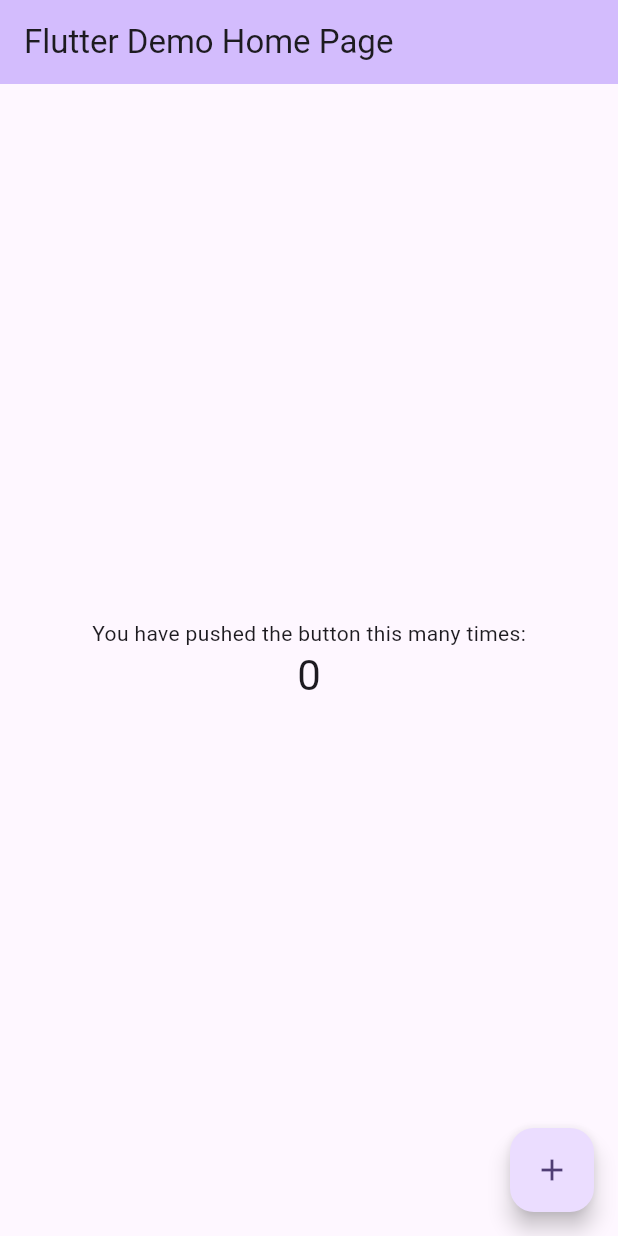
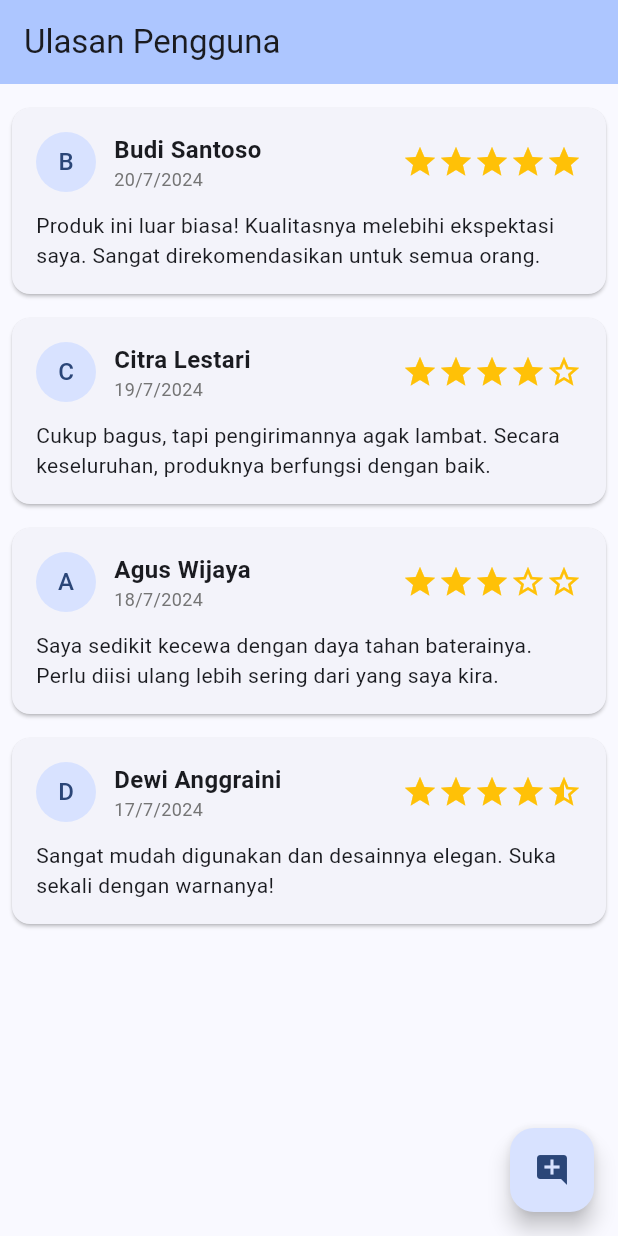
Before and after one commit to could-ai/0199fc41-b883-7f7b-8fcf-c03e27ce216e, a Flutter app: the screen it shows after launch, on a phone screen of 412 x 824 dp. Run offline on Flutter 3.47's test engine with Material 3 defaults, Android fonts, the phone set to English and light mode, and no system bars.

Commit message:
Saya telah mengubah file lib/main.dart secara keseluruhan. Kode aplikasi penghitung bawaan telah dihapus dan digantikan dengan implementasi halaman ulasan pengguna yang lengkap. Ini termasuk pembuatan model data 'Review', widget 'ReviewPage' untuk menampilkan daftar ulasan, widget 'ReviewListItem' untuk setiap item ulasan, dan widget 'StarRating' untuk menampilkan peringkat bintang secara visual. Halaman ini diisi dengan data contoh untuk demonstrasi langsung.

```diff
--- a/usr/lib/main.dart
+++ b/usr/lib/main.dart
@@ -7,114 +7,197 @@ void main() {
 class MyApp extends StatelessWidget {
   const MyApp({super.key});
 
-  // This widget is the root of your application.
   @override
   Widget build(BuildContext context) {
     return MaterialApp(
-      title: 'Flutter Demo',
+      title: 'Halaman Ulasan Produk',
       debugShowCheckedModeBanner: false,
       theme: ThemeData(
-        // This is the theme of your application.
-        //
-        // TRY THIS: Try running your application with "flutter run". You'll see
-        // the application has a purple toolbar. Then, without quitting the app,
-        // try changing the seedColor in the colorScheme below to Colors.green
-        // and then invoke "hot reload" (save your changes or press the "hot
-        // reload" button in a Flutter-supported IDE, or press "r" if you used
-        // the command line to start the app).
-        //
-        // Notice that the counter didn't reset back to zero; the application
-        // state is not lost during the reload. To reset the state, use hot
-        // restart instead.
-        //
-        // This works for code too, not just values: Most code changes can be
-        // tested with just a hot reload.
-        colorScheme: ColorScheme.fromSeed(seedColor: Colors.deepPurple),
+        colorScheme: ColorScheme.fromSeed(seedColor: Colors.blueAccent),
+        useMaterial3: true,
       ),
-      home: const MyHomePage(title: 'Flutter Demo Home Page'),
+      home: const ReviewPage(),
     );
   }
 }
 
-class MyHomePage extends StatefulWidget {
-  const MyHomePage({super.key, required this.title});
+// Model data untuk sebuah ulasan
+class Review {
+  final String author;
+  final String reviewText;
+  final double rating;
+  final DateTime date;
 
-  // This widget is the home page of your application. It is stateful, meaning
-  // that it has a State object (defined below) that contains fields that affect
-  // how it looks.
+  Review({
+    required this.author,
+    required this.reviewText,
+    required this.rating,
+    required this.date,
+  });
+}
 
-  // This class is the configuration for the state. It holds the values (in this
-  // case the title) provided by the parent (in this case the App widget) and
-  // used by the build method of the State. Fields in a Widget subclass are
-  // always marked "final".
-
-  final String title;
+class ReviewPage extends StatefulWidget {
+  const ReviewPage({super.key});
 
   @override
-  State<MyHomePage> createState() => _MyHomePageState();
+  State<ReviewPage> createState() => _ReviewPageState();
 }
 
-class _MyHomePageState extends State<MyHomePage> {
-  int _counter = 0;
+class _ReviewPageState extends State<ReviewPage> {
+  // Data ulasan dummy
+  final List<Review> _reviews = [
+    Review(
+      author: 'Budi Santoso',
+      reviewText: 'Produk ini luar biasa! Kualitasnya melebihi ekspektasi saya. Sangat direkomendasikan untuk semua orang.',
+      rating: 5.0,
+      date: DateTime(2024, 7, 20),
+    ),
+    Review(
+      author: 'Citra Lestari',
+      reviewText: 'Cukup bagus, tapi pengirimannya agak lambat. Secara keseluruhan, produknya berfungsi dengan baik.',
+      rating: 4.0,
+      date: DateTime(2024, 7, 19),
+    ),
+    Review(
+      author: 'Agus Wijaya',
+      reviewText: 'Saya sedikit kecewa dengan daya tahan baterainya. Perlu diisi ulang lebih sering dari yang saya kira.',
+      rating: 3.0,
+      date: DateTime(2024, 7, 18),
+    ),
+    Review(
+      author: 'Dewi Anggraini',
+      reviewText: 'Sangat mudah digunakan dan desainnya elegan. Suka sekali dengan warnanya!',
+      rating: 4.5,
+      date: DateTime(2024, 7, 17),
+    ),
+  ];
 
-  void _incrementCounter() {
-    setState(() {
-      // This call to setState tells the Flutter framework that something has
-      // changed in this State, which causes it to rerun the build method below
-      // so that the display can reflect the updated values. If we changed
-      // _counter without calling setState(), then the build method would not be
-      // called again, and so nothing would appear to happen.
-      _counter++;
-    });
+  void _addReview() {
+    // Logika untuk menambah ulasan baru bisa ditambahkan di sini
+    // Misalnya, menampilkan dialog atau halaman baru
+    ScaffoldMessenger.of(context).showSnackBar(
+      const SnackBar(content: Text('Fungsi tambah ulasan belum diimplementasikan.')),
+    );
   }
 
   @override
   Widget build(BuildContext context) {
-    // This method is rerun every time setState is called, for instance as done
-    // by the _incrementCounter method above.
-    //
-    // The Flutter framework has been optimized to make rerunning build methods
-    // fast, so that you can just rebuild anything that needs updating rather
-    // than having to individually change instances of widgets.
     return Scaffold(
       appBar: AppBar(
-        // TRY THIS: Try changing the color here to a specific color (to
-        // Colors.amber, perhaps?) and trigger a hot reload to see the AppBar
-        // change color while the other colors stay the same.
+        title: const Text('Ulasan Pengguna'),
         backgroundColor: Theme.of(context).colorScheme.inversePrimary,
-        // Here we take the value from the MyHomePage object that was created by
-        // the App.build method, and use it to set our appbar title.
-        title: Text(widget.title),
       ),
-      body: Center(
-        // Center is a layout widget. It takes a single child and positions it
-        // in the middle of the parent.
+      body: ListView.builder(
+        padding: const EdgeInsets.all(8.0),
+        itemCount: _reviews.length,
+        itemBuilder: (context, index) {
+          final review = _reviews[index];
+          return ReviewListItem(review: review);
+        },
+      ),
+      floatingActionButton: FloatingActionButton(
+        onPressed: _addReview,
+        tooltip: 'Tambah Ulasan',
+        child: const Icon(Icons.add_comment),
+      ),
+    );
+  }
+}
+
+class ReviewListItem extends StatelessWidget {
+  final Review review;
+
+  const ReviewListItem({super.key, required this.review});
+
+  @override
+  Widget build(BuildContext context) {
+    return Card(
+      margin: const EdgeInsets.symmetric(vertical: 8.0),
+      child: Padding(
+        padding: const EdgeInsets.all(16.0),
         child: Column(
-          // Column is also a layout widget. It takes a list of children and
-          // arranges them vertically. By default, it sizes itself to fit its
-          // children horizontally, and tries to be as tall as its parent.
-          //
-          // Column has various properties to control how it sizes itself and
-          // how it positions its children. Here we use mainAxisAlignment to
-          // center the children vertically; the main axis here is the vertical
-          // axis because Columns are vertical (the cross axis would be
-          // horizontal).
-          //
-          // TRY THIS: Invoke "debug painting" (choose the "Toggle Debug Paint"
-          // action in the IDE, or press "p" in the console), to see the
-          // wireframe for each widget.
-          mainAxisAlignment: MainAxisAlignment.center,
-          children: <Widget>[
-            const Text('You have pushed the button this many times:'),
-            Text('$_counter', style: Theme.of(context).textTheme.headlineMedium),
+          crossAxisAlignment: CrossAxisAlignment.start,
+          children: [
+            Row(
+              children: [
+                CircleAvatar(
+                  child: Text(review.author[0]), // Inisial dari nama penulis
+                ),
+                const SizedBox(width: 12.0),
+                Expanded(
+                  child: Column(
+                    crossAxisAlignment: CrossAxisAlignment.start,
+                    children: [
+                      Text(
+                        review.author,
+                        style: const TextStyle(
+                          fontWeight: FontWeight.bold,
+                          fontSize: 16,
+                        ),
+                      ),
+                      Text(
+                        '${review.date.day}/${review.date.month}/${review.date.year}',
+                        style: TextStyle(
+                          color: Colors.grey[600],
+                          fontSize: 12,
+                        ),
+                      ),
+                    ],
+                  ),
+                ),
+                StarRating(rating: review.rating),
+              ],
+            ),
+            const SizedBox(height: 12.0),
+            Text(
+              review.reviewText,
+              style: const TextStyle(fontSize: 14),
+            ),
           ],
         ),
       ),
-      floatingActionButton: FloatingActionButton(
-        onPressed: _incrementCounter,
-        tooltip: 'Increment',
-        child: const Icon(Icons.add),
-      ), // This trailing comma makes auto-formatting nicer for build methods.
     );
   }
 }
+
+class StarRating extends StatelessWidget {
+  final double rating;
+  final int starCount;
+  final Color color;
+
+  const StarRating({
+    super.key,
+    this.rating = 0.0,
+    this.starCount = 5,
+    this.color = Colors.amber,
+  });
+
+  Widget buildStar(BuildContext context, int index) {
+    Icon icon;
+    if (index >= rating) {
+      icon = Icon(
+        Icons.star_border,
+        color: color,
+      );
+    } else if (index > rating - 1 && index < rating) {
+      icon = Icon(
+        Icons.star_half,
+        color: color,
+      );
+    } else {
+      icon = Icon(
+        Icons.star,
+        color: color,
+      );
+    }
+    return icon;
+  }
+
+  @override
+  Widget build(BuildContext context) {
+    return Row(
+      mainAxisSize: MainAxisSize.min,
+      children: List.generate(starCount, (index) => buildStar(context, index)),
+    );
+  }
+}
```
